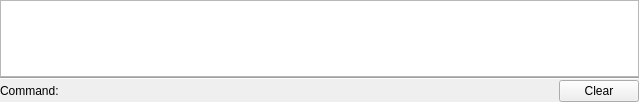
Qt form librecad/src/ui/forms/qg_commandwidget.ui (LibreCAD/LibreCAD) before a commit.
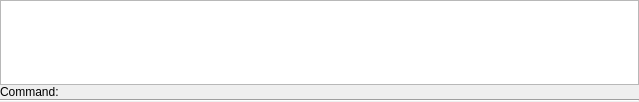
The same form after that commit. Custom widgets are drawn as their Qt base class.

Commit message:
replaced clear button with context entry and moved prompt up
Considering the shift toward sidebars, this allows for a more narrow
command line.
The clear button was producing a minimum width;
a context menu entry and the clear command seem adequate.
The prompt label being on its own line allows for a wider input;
and it also prevents the label from distorting the command widget's
width.

What changed in the file:
```diff
--- a/librecad/src/ui/forms/qg_commandwidget.ui
+++ b/librecad/src/ui/forms/qg_commandwidget.ui
@@ -73,6 +73,16 @@
      </property>
     </widget>
    </item>
+   <item>
+    <widget class="QLabel" name="lCommand">
+     <property name="text">
+      <string>Command:</string>
+     </property>
+     <property name="wordWrap">
+      <bool>false</bool>
+     </property>
+    </widget>
+   </item>
    <item>
     <widget class="Line" name="line1">
      <property name="sizePolicy">
@@ -91,16 +101,6 @@
    </item>
    <item>
     <layout class="QHBoxLayout">
-     <item>
-      <widget class="QLabel" name="lCommand">
-       <property name="text">
-        <string>Command:</string>
-       </property>
-       <property name="wordWrap">
-        <bool>false</bool>
-       </property>
-      </widget>
-     </item>
      <item>
       <widget class="QG_CommandEdit" name="leCommand" native="true">
        <property name="sizePolicy">
@@ -114,13 +114,6 @@
        </property>
       </widget>
      </item>
-     <item>
-      <widget class="QPushButton" name="clearButton">
-       <property name="text">
-        <string>Clear</string>
-       </property>
-      </widget>
-     </item>
     </layout>
    </item>
   </layout>
```
Left out of the diff: 16 changed lines with no effect on the pictures. The commit also changes 1 other file.
